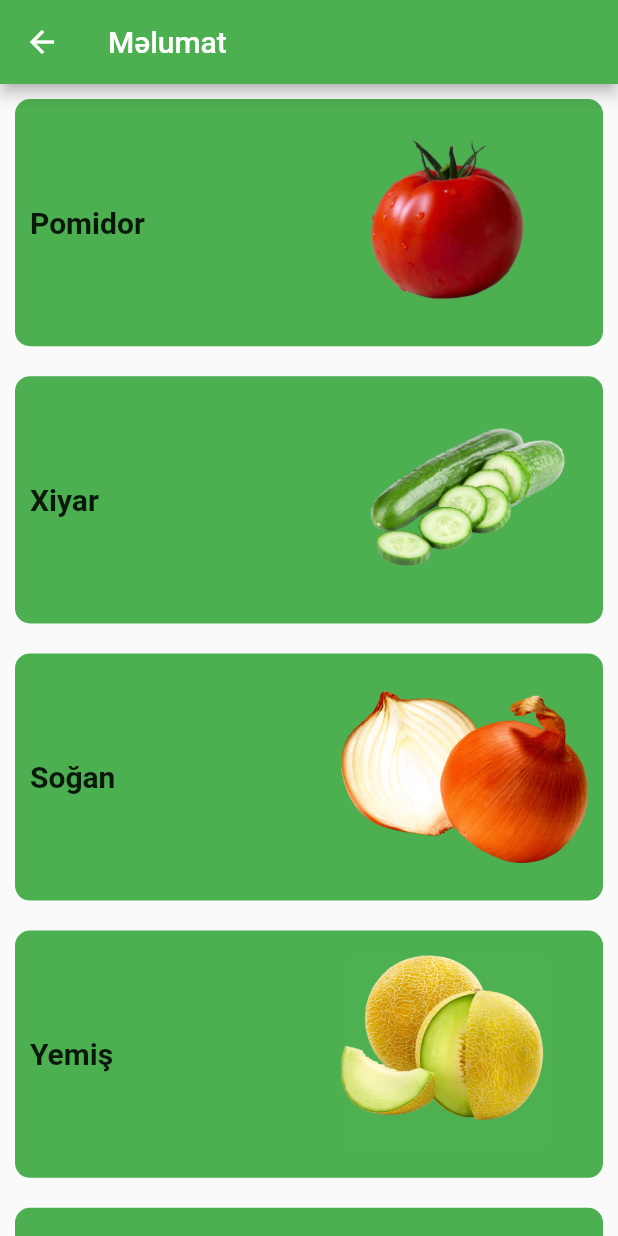
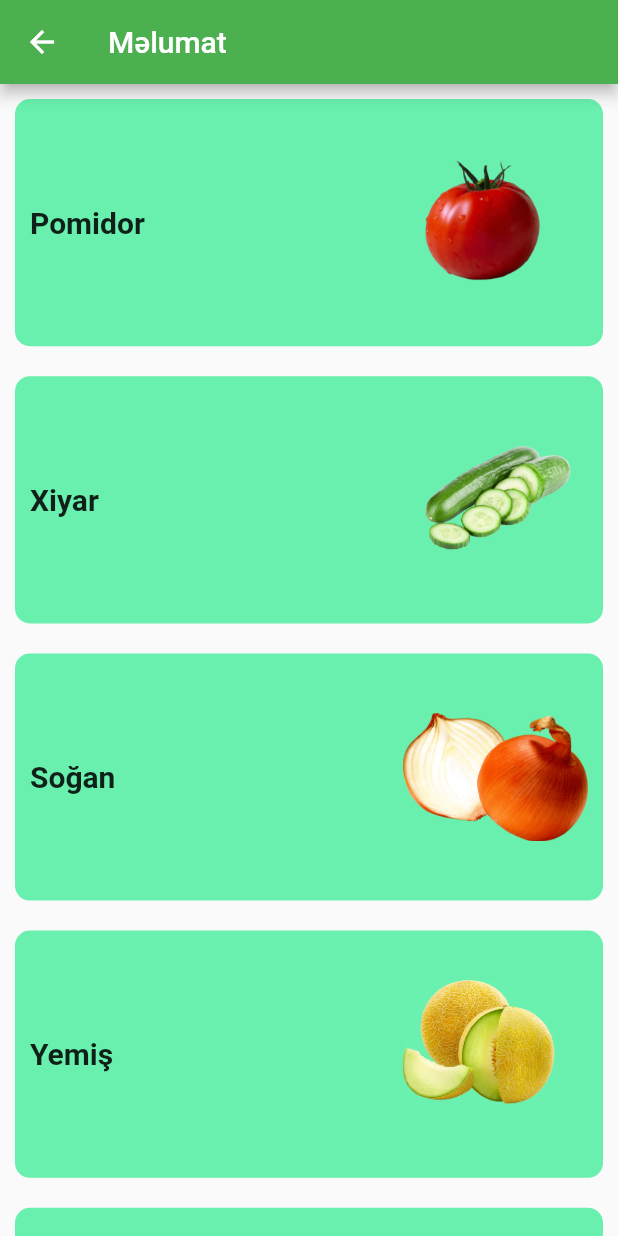
Before and after one commit to Fred0399/agrorammers, a Flutter app: the CatalogPage screen opened by its route, on a phone screen of 412 x 824 dp. Run offline on Flutter 3.47's test engine with Material 2 defaults, Android fonts, the phone set to English and light mode, and no system bars; our stand-ins replace fluttertoast, google_sign_in, rflutter_alert, rxdart.

Commit message:
resized the catalog item, changed the colors

```diff
--- a/lib/catalog_item.dart
+++ b/lib/catalog_item.dart
@@ -49,7 +49,7 @@ class CatalogItem extends StatelessWidget {
             borderRadius: BorderRadius.all(
               Radius.circular(10),
             ),
-            color: Colors.green,
+            color: Colors.greenAccent,
           ),
           height: MediaQuery.of(context).size.height * 0.2,
           child: Padding(
@@ -72,9 +72,9 @@ class CatalogItem extends StatelessWidget {
                   child: ClipRRect(
                     borderRadius: BorderRadius.circular(10),
                     child: LimitedBox(
-                      maxWidth: MediaQuery.of(context).size.width * 0.40,
+                      maxWidth: MediaQuery.of(context).size.width * 0.30,
+                      maxHeight: MediaQuery.of(context).size.width * 0.30,
                       child: Image(
-                        // height: 110,
                         image: AssetImage(imagePath),
                         fit: BoxFit.contain,
                       ),
--- a/lib/screens/catalog_disease_info_page.dart
+++ b/lib/screens/catalog_disease_info_page.dart
@@ -28,7 +28,7 @@ class CatalogDiseaseInfoPage extends StatelessWidget {
                 width: double.infinity,
                 child: Card(
                   margin: EdgeInsets.all(10),
-                  color: Colors.yellowAccent,
+                  color: Colors.greenAccent,
                   shape: RoundedRectangleBorder(
                     borderRadius: BorderRadius.circular(20),
                   ),
```
